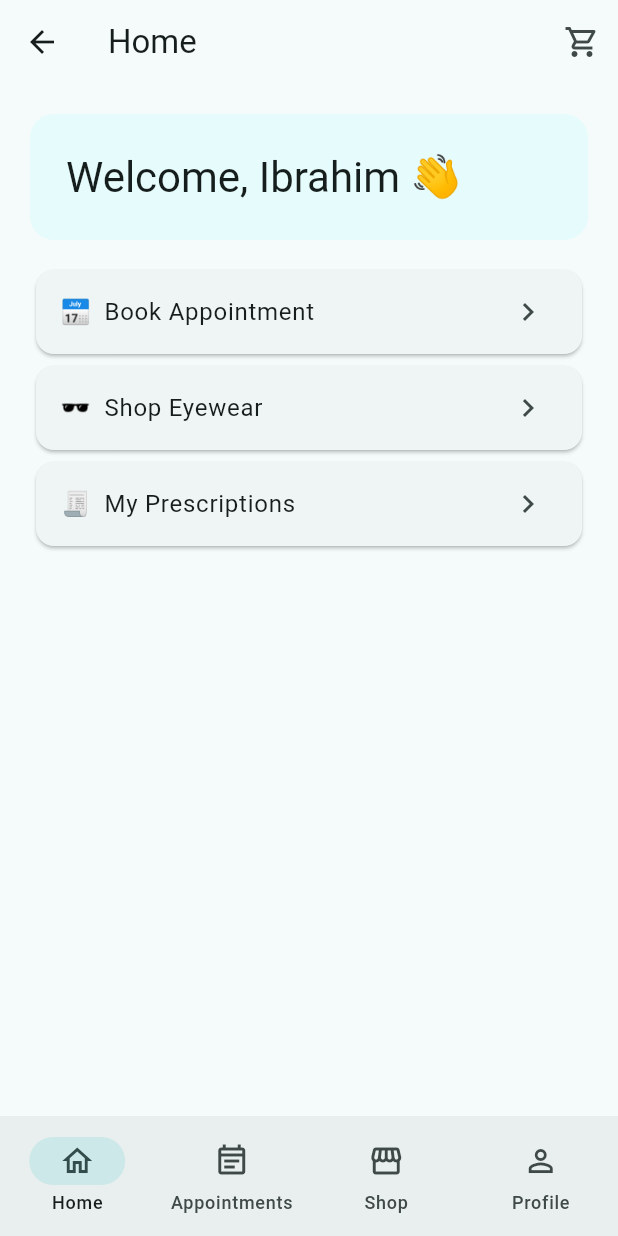
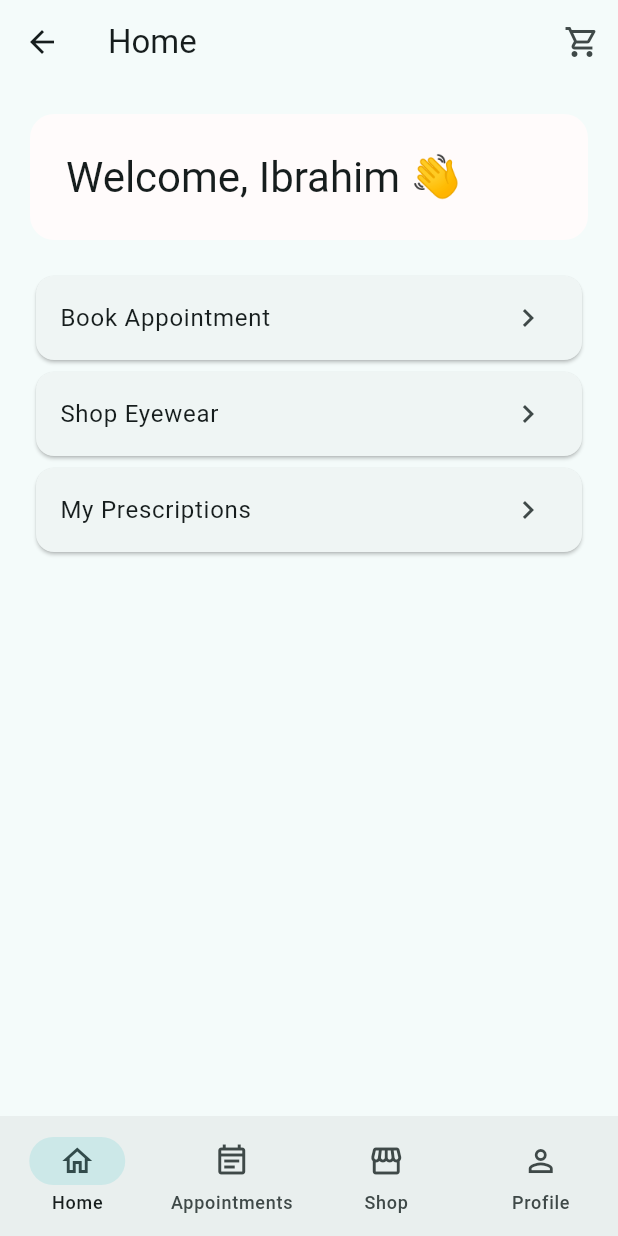
Before and after one commit to 1brahimhouhou/eyecare_app1, a Flutter app: the MainScaffold screen opened by its route, on a phone screen of 412 x 824 dp. Run offline on Flutter 3.47's test engine with Material 3 defaults, Android fonts, the phone set to English and light mode, and no system bars; our stand-ins replace flutter_local_notifications, shared_preferences; accounts and stored records are empty.

Commit message:
Fix navigation + shop eyewear flow

```diff
--- a/lib/features/home/screens/home_screen.dart
+++ b/lib/features/home/screens/home_screen.dart
@@ -1,7 +1,12 @@
 import 'package:flutter/material.dart';
+
+// ✅ Use RELATIVE imports (fixes red import errors)
+import '../../../shell/main_scaffold.dart';
+import '../../prescriptions/screens/prescriptions_screen.dart';
 
 class HomeScreen extends StatelessWidget {
   const HomeScreen({super.key});
+
   @override
   Widget build(BuildContext context) {
     return ListView(
@@ -9,23 +14,65 @@ class HomeScreen extends StatelessWidget {
       children: [
         Container(
           padding: const EdgeInsets.all(24),
-          decoration: BoxDecoration(color: const Color(0xFFE6FBFB), borderRadius: BorderRadius.circular(16)),
-          child: Text('Welcome, Ibrahim 👋', style: Theme.of(context).textTheme.headlineMedium),
+          decoration: BoxDecoration(
+            color: const Color(0xFFFFFBFB),
+            borderRadius: BorderRadius.circular(16),
+          ),
+          child: Text(
+            'Welcome, Ibrahim 👋',
+            style: Theme.of(context).textTheme.headlineMedium,
+          ),
         ),
-        const SizedBox(height: 16),
-        _tile(context, '📅  Book Appointment', onTap: () => Navigator.pushNamed(context, '/appointments')),
-        _tile(context, '🕶️  Shop Eyewear', onTap: () => Navigator.pushNamed(context, '/shop')),
-        _tile(context, '🧾  My Prescriptions', onTap: () => Navigator.pushNamed(context, '/prescriptions')),
+        const SizedBox(height: 20),
+
+        _tile(
+          context,
+          'Book Appointment',
+          onTap: () {
+            // ✅ Switch to Appointments tab (index 1)
+            MainScaffold.goToTab(context, 1);
+          },
+        ),
+
+        _tile(
+          context,
+          'Shop Eyewear',
+          onTap: () {
+            // ✅ Switch to Shop tab (index 2)
+            MainScaffold.goToTab(context, 2);
+          },
+        ),
+
+        _tile(
+          context,
+          'My Prescriptions',
+          onTap: () {
+            // ✅ Open prescriptions page
+            Navigator.push(
+              context,
+              MaterialPageRoute(
+                builder: (_) => const PrescriptionsScreen(),
+              ),
+            );
+          },
+        ),
       ],
     );
   }
 
-  Widget _tile(BuildContext ctx, String text, {VoidCallback? onTap}) {
+  Widget _tile(
+    BuildContext context,
+    String text, {
+    required VoidCallback onTap,
+  }) {
     return Card(
-      child: ListTile(
-        title: Text(text),
-        trailing: const Icon(Icons.chevron_right),
+      child: InkWell(
+        borderRadius: BorderRadius.circular(12),
         onTap: onTap,
+        child: ListTile(
+          title: Text(text),
+          trailing: const Icon(Icons.chevron_right),
+        ),
       ),
     );
   }
--- a/lib/shell/main_scaffold.dart
+++ b/lib/shell/main_scaffold.dart
@@ -1,15 +1,23 @@
 import 'package:flutter/material.dart';
 import 'package:provider/provider.dart';
 
-import 'package:eyecare_app/features/home/screens/home_screen.dart';
-import 'package:eyecare_app/features/appointments/screens/appointments_list_screen.dart';
-import 'package:eyecare_app/features/shop/screens/shop_categories_screen.dart';
-import 'package:eyecare_app/features/profile/screens/profile_screen.dart';
-import 'package:eyecare_app/features/shop/data/cart_provider.dart';
-import 'package:eyecare_app/features/shop/screens/cart_screen.dart';
+// ✅ Use RELATIVE imports (fixes your red import errors)
+import '../features/home/screens/home_screen.dart';
+import '../features/appointments/screens/appointments_list_screen.dart';
+import '../features/shop/screens/shop_categories_screen.dart';
+import '../features/profile/screens/profile_screen.dart';
+import '../features/shop/screens/cart_screen.dart';
+import '../features/shop/data/cart_provider.dart';
 
 class MainScaffold extends StatefulWidget {
   const MainScaffold({super.key});
+
+  static void goToTab(BuildContext context, int index) {
+    final _MainScaffoldState? state =
+        context.findAncestorStateOfType<_MainScaffoldState>();
+    if (state == null) return;
+    state.setState(() => state._index = index);
+  }
 
   @override
   State<MainScaffold> createState() => _MainScaffoldState();
@@ -18,14 +26,21 @@ class MainScaffold extends StatefulWidget {
 class _MainScaffoldState extends State<MainScaffold> {
   int _index = 0;
 
-  static const _titles = <String>['Home', 'Appointments', 'Shop', 'Profile'];
+  static const List<String> _titles = [
+    'Home',
+    'Appointments',
+    'Shop',
+    'Profile',
+  ];
 
-  final _pages = const <Widget>[
+  // ✅ IMPORTANT: remove "const" from the list if any screen constructor isn't const
+final List<Widget> _pages = [
   HomeScreen(),
   AppointmentsListScreen(),
   ShopCategoriesScreen(),
   ProfileScreen(),
 ];
+
 
   @override
   Widget build(BuildContext context) {
@@ -36,20 +51,22 @@ class _MainScaffoldState extends State<MainScaffold> {
         title: Text(_titles[_index]),
         actions: [
           IconButton(
-            onPressed: () => Navigator.push(
+            onPressed: () {
+              Navigator.push(
                 context,
                 MaterialPageRoute(builder: (_) => const CartScreen()),
-            ),
+              );
+            },
             icon: Stack(
               clipBehavior: Clip.none,
               children: [
                 const Icon(Icons.shopping_cart_outlined),
                 if (cartCount > 0)
                   Positioned(
-                    right: -2,
-                    top: -2,
+                    right: -6,
+                    top: -6,
                     child: Container(
-                      padding: const EdgeInsets.all(2),
+                      padding: const EdgeInsets.all(4),
                       decoration: const BoxDecoration(
                         color: Colors.red,
                         shape: BoxShape.circle,
@@ -59,6 +76,7 @@ class _MainScaffoldState extends State<MainScaffold> {
                         style: const TextStyle(
                           color: Colors.white,
                           fontSize: 10,
+                          fontWeight: FontWeight.bold,
                         ),
                       ),
                     ),
@@ -73,22 +91,13 @@ class _MainScaffoldState extends State<MainScaffold> {
         selectedIndex: _index,
         onDestinationSelected: (i) => setState(() => _index = i),
         destinations: const [
+          NavigationDestination(icon: Icon(Icons.home_outlined), label: 'Home'),
           NavigationDestination(
-            icon: Icon(Icons.home_outlined),
-            label: 'Home',
-          ),
+              icon: Icon(Icons.event_note_outlined), label: 'Appointments'),
           NavigationDestination(
-            icon: Icon(Icons.event_note_outlined),
-            label: 'Appointments',
-          ),
+              icon: Icon(Icons.storefront_outlined), label: 'Shop'),
           NavigationDestination(
-            icon: Icon(Icons.storefront_outlined),
-            label: 'Shop',
-          ),
-          NavigationDestination(
-            icon: Icon(Icons.person_outline),
-            label: 'Profile',
-          ),
+              icon: Icon(Icons.person_outline), label: 'Profile'),
         ],
       ),
     );
```
Lines whose indentation alone changed are shown as unchanged.
